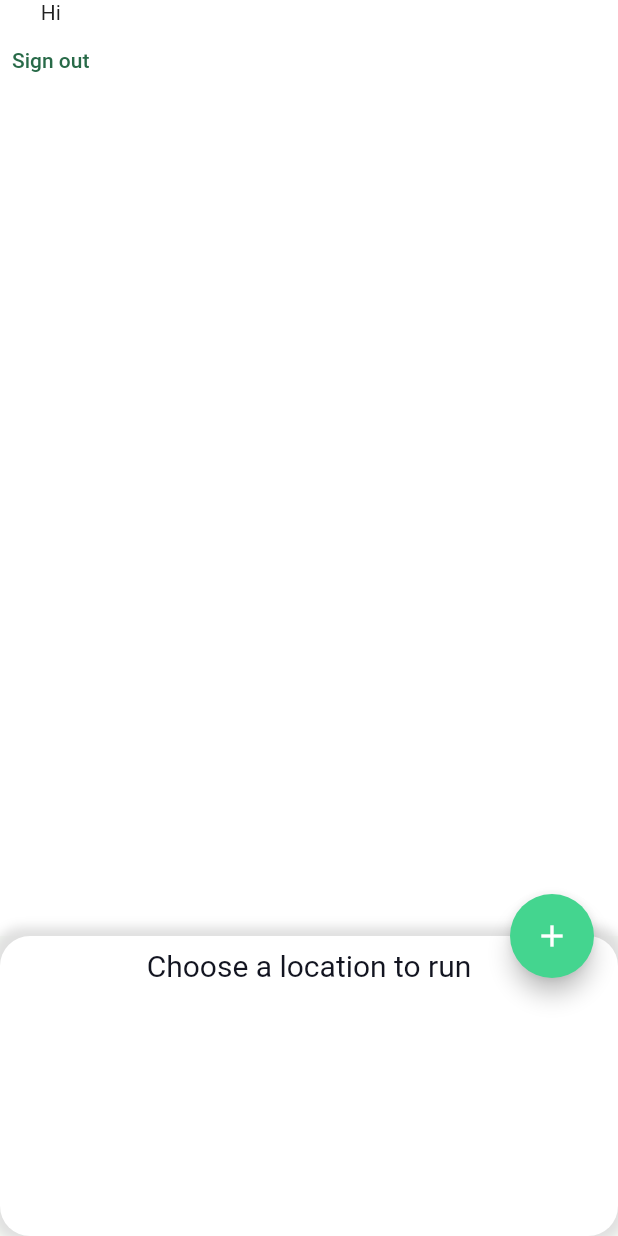
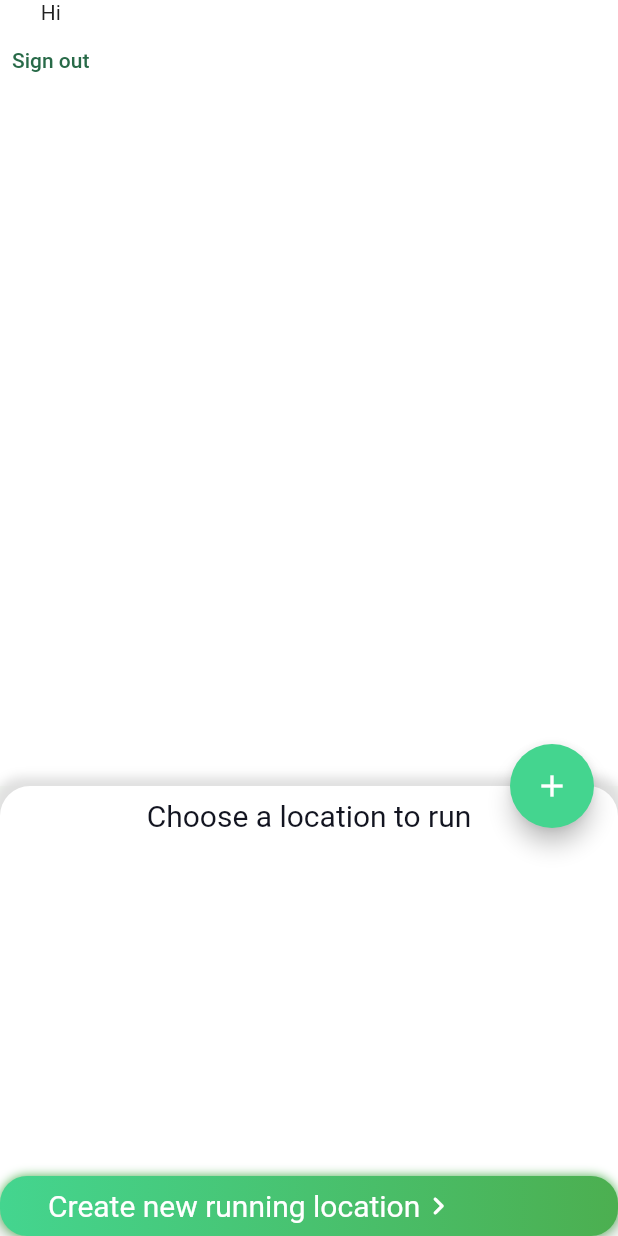
Before and after one commit to AahilShaikh/Ghost_runner, a Flutter app: the HomePage screen opened directly, after a tap on the "add" icon, on a phone screen of 412 x 824 dp. Run offline on Flutter 3.47's test engine with Material 2 defaults, Android fonts, the phone set to English and light mode, and no system bars; our stand-ins replace cloud_firestore, firebase_auth, firebase_core, flutter_map, geolocator, latlong2 and 2 more; accounts and stored records are empty.

Commit message:
Finished run selector

```diff
--- a/lib/screens/add_new_run_page.dart
+++ b/lib/screens/add_new_run_page.dart
@@ -80,7 +80,7 @@ class _AddNewRunPageState extends State<AddNewRunPage> {
                 children: [
                   Row(
                     children: [
-                       Padding(
+                      Padding(
                         padding: const EdgeInsets.fromLTRB(32, 16, 0, 0),
                         child: Text("Meters traveled: $distanceTraveled"),
                       ),
@@ -123,6 +123,7 @@ class _AddNewRunPageState extends State<AddNewRunPage> {
                                                   "elapsed_time_intervals": path.values.toList(),
                                                   'name': _runNameController.text
                                                 });
+                                                print("Original Path: $path");
                                                 Navigator.pop(context);
                                                 Navigator.pop(context);
                                               },
--- a/lib/services/database_manager.dart
+++ b/lib/services/database_manager.dart
@@ -1,5 +1,8 @@
+import 'dart:collection';
+
 import 'package:cloud_firestore/cloud_firestore.dart';
 import 'package:firebase_auth/firebase_auth.dart';
+import 'package:latlong2/latlong.dart';
 
 class DatabaseManager {
   static void addNewRunLocation(String locationName, Map<String, dynamic> data) {
@@ -18,4 +21,20 @@ class DatabaseManager {
         });
     return locations;
   }
+
+  static Future<LinkedHashMap<LatLng, int>> getLocationData(String runName) async {
+    LinkedHashMap<LatLng, int> result = LinkedHashMap();
+    User user = FirebaseAuth.instance.currentUser!;
+    await FirebaseFirestore.instance.collection("Users").doc(user.email).collection("RunLocations").doc(runName).get().then((value) {
+      Map<String, dynamic> data = value.data() as Map<String, dynamic>;
+      List<dynamic> location = data['Location Data'];
+      List<dynamic> time = data['elapsed_time_intervals'];
+      print("data: $location");
+      for (int i = 0; i < time.length; i++) {
+        GeoPoint point = location[i];
+        result[LatLng(point.latitude, point.longitude)] = time[i];
+      }
+    });
+    return result;
+  }
 }
--- a/lib/widgets/fab_button.dart
+++ b/lib/widgets/fab_button.dart
@@ -1,4 +1,7 @@
 import 'package:flutter/material.dart';
+import 'package:wwp_hacks_project/screens/add_new_run_page.dart';
+import 'package:wwp_hacks_project/services/database_manager.dart';
+import 'package:wwp_hacks_project/widgets/action_button.dart';
 
 import '../constants/palette.dart';
 
@@ -7,23 +10,48 @@ class FABBottomSheetButton extends StatelessWidget {
 
   @override
   Widget build(BuildContext context) {
+    List<String> locations = DatabaseManager.getRunningLocations();
     return FloatingActionButton(
       backgroundColor: lightGreen,
       onPressed: () {
-        Scaffold.of(context).showBottomSheet((context) => Container(
-              height: 200,
+        Scaffold.of(context).showBottomSheet(
+            enableDrag: true,
+            (context) => Container(
+                  height: 300,
                   width: MediaQuery.of(context).size.width,
                   decoration: BoxDecoration(
                       borderRadius: BorderRadius.circular(20),
                       color: Colors.white,
                       boxShadow: [BoxShadow(offset: const Offset(0, -1), blurRadius: 5, spreadRadius: 5, color: Colors.grey[300]!)]),
                   child: Column(
-                children: const [
-                  Padding(padding: EdgeInsets.all(8), child: Text("Choose a location to run", style: TextStyle(fontSize: 20, color: darkBlack)))
+                    children: [
+                      const Padding(
+                          padding: EdgeInsets.all(8), child: Text("Choose a location to run", style: TextStyle(fontSize: 20, color: darkBlack))),
+                      Expanded(
+                        child: ListView.builder(
+                          shrinkWrap: false,
+                          itemCount: locations.length,
+                          itemBuilder: (context, i) {
+                            return ListTile(
+                              title: Text(locations[i]),
+                              onTap: () {
+                                DatabaseManager.getLocationData(locations[i]).then((value) => print(value));
+                              },
+                            );
+                          },
+                        ),
+                      ),
+                      ActionButton(
+                        child: Row(
+                          children: const [Text("Create new running location"), Icon(Icons.chevron_right_rounded, color: Colors.white)],
+                        ),
+                        onPressed: () {
+                          Navigator.of(context).push(MaterialPageRoute(builder: (context) => const AddNewRunPage()));
+                        },
+                      )
                     ],
                   ),
                 ));
-        // Navigator.of(context).push(MaterialPageRoute(builder: (context) => const AddNewRunPage()));
       },
       child: const Icon(
         Icons.add,
```
Lines whose indentation alone changed are shown as unchanged.
